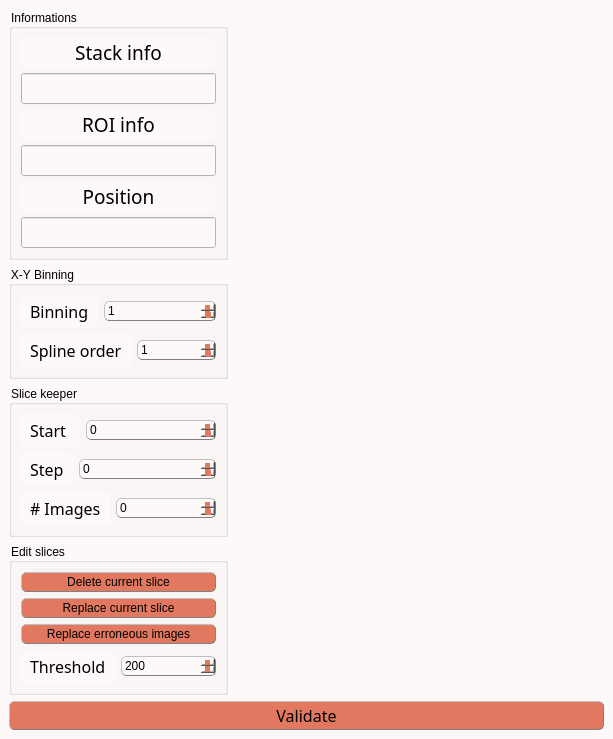
Above: inichord/Edit_Tools.ui from Cyril-Langlois/iniCHORD before the change. Below: the same form after it.
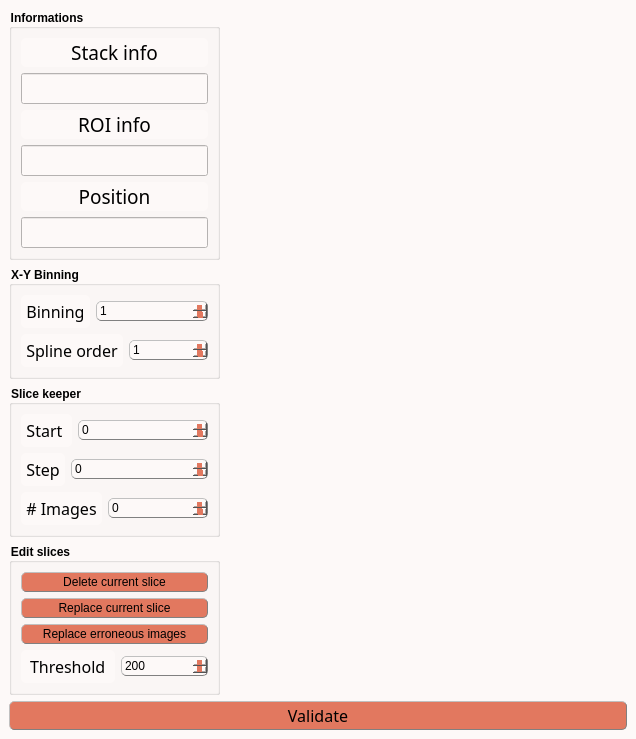
That is the form after the change. Icons and pictures are not drawn. Custom widgets are drawn as their Qt base class.

```diff
--- a/inichord/Edit_Tools.ui
+++ b/inichord/Edit_Tools.ui
@@ -6,8 +6,8 @@
    <rect>
     <x>0</x>
     <y>0</y>
-    <width>613</width>
-    <height>671</height>
+    <width>636</width>
+    <height>647</height>
    </rect>
   </property>
   <property name="windowTitle">
@@ -43,7 +43,7 @@
 }
 
 /* Font 1 */
-QPushButton, QPushButton:hover, QCheckBox, QProgressBar {font: 12pt &quot;Noto Sans Cond&quot;}
+QPushButton, QPushButton:hover, QCheckBox, QProgressBar, QLineEdit {font: 12pt &quot;Noto Sans Cond&quot;}
 
 /* Font 2 */
 QComboBox, QTextEdit, QSpinBox {font: 10pt &quot;Noto Sans Cond&quot;}
@@ -56,8 +56,8 @@
 
 /* Gestion taille des QCheckBoxes */
 QCheckBox::indicator:unchecked, QCheckBox::indicator:unchecked:hover, QCheckBox::indicator:checked, QCheckBox::indicator:checked:hover  {
-	width :15px;
-	height : 15px;
+	width :12px;
+	height : 12px;
 }
 
 QLabel {
@@ -104,8 +104,6 @@
 	border-color: black;
 }
 
-QLineEdit {font : 12pt &quot;Noto Sans Cond&quot;;}
-
 /* Gestion taille des QLineEdit */
 QLineEdit::indicator:unchecked, QLineEdit::indicator:unchecked:hover, QLineEdit::indicator:checked, QLineEdit::indicator:checked:hover  {
 	border-color: black;
@@ -156,6 +154,10 @@
     height: 30px;
     margin: -10px 0; /* handle is placed by default on the contents rect of the groove. Expand outside the groove */
     border-radius: 3px;
+}
+
+QGroupBox {
+    font-weight: bold;
 }</string>
   </property>
   <widget class="QWidget" name="centralwidget">
@@ -232,6 +234,9 @@
                <property name="alignment">
                 <set>Qt::AlignCenter</set>
                </property>
+               <property name="readOnly">
+                <bool>true</bool>
+               </property>
               </widget>
              </item>
              <item>
@@ -294,6 +299,9 @@
                <property name="alignment">
                 <set>Qt::AlignCenter</set>
                </property>
+               <property name="readOnly">
+                <bool>true</bool>
+               </property>
               </widget>
              </item>
              <item>
@@ -347,6 +355,9 @@
                <property name="alignment">
                 <set>Qt::AlignCenter</set>
                </property>
+               <property name="readOnly">
+                <bool>true</bool>
+               </property>
               </widget>
              </item>
             </layout>
@@ -393,6 +404,9 @@
                  <property name="text">
                   <string>Binning</string>
                  </property>
+                 <property name="alignment">
+                  <set>Qt::AlignCenter</set>
+                 </property>
                 </widget>
                </item>
                <item>
@@ -457,6 +471,9 @@
                  <property name="text">
                   <string>Spline order</string>
                  </property>
+                 <property name="alignment">
+                  <set>Qt::AlignCenter</set>
+                 </property>
                 </widget>
                </item>
                <item>
@@ -530,6 +547,9 @@
                  <property name="text">
                   <string>Start </string>
                  </property>
+                 <property name="alignment">
+                  <set>Qt::AlignCenter</set>
+                 </property>
                 </widget>
                </item>
                <item>
@@ -588,6 +608,9 @@
                  <property name="text">
                   <string>Step</string>
                  </property>
+                 <property name="alignment">
+                  <set>Qt::AlignCenter</set>
+                 </property>
                 </widget>
                </item>
                <item>
@@ -646,6 +669,9 @@
                  <property name="text">
                   <string># Images</string>
                  </property>
+                 <property name="alignment">
+                  <set>Qt::AlignCenter</set>
+                 </property>
                 </widget>
                </item>
                <item>
```
